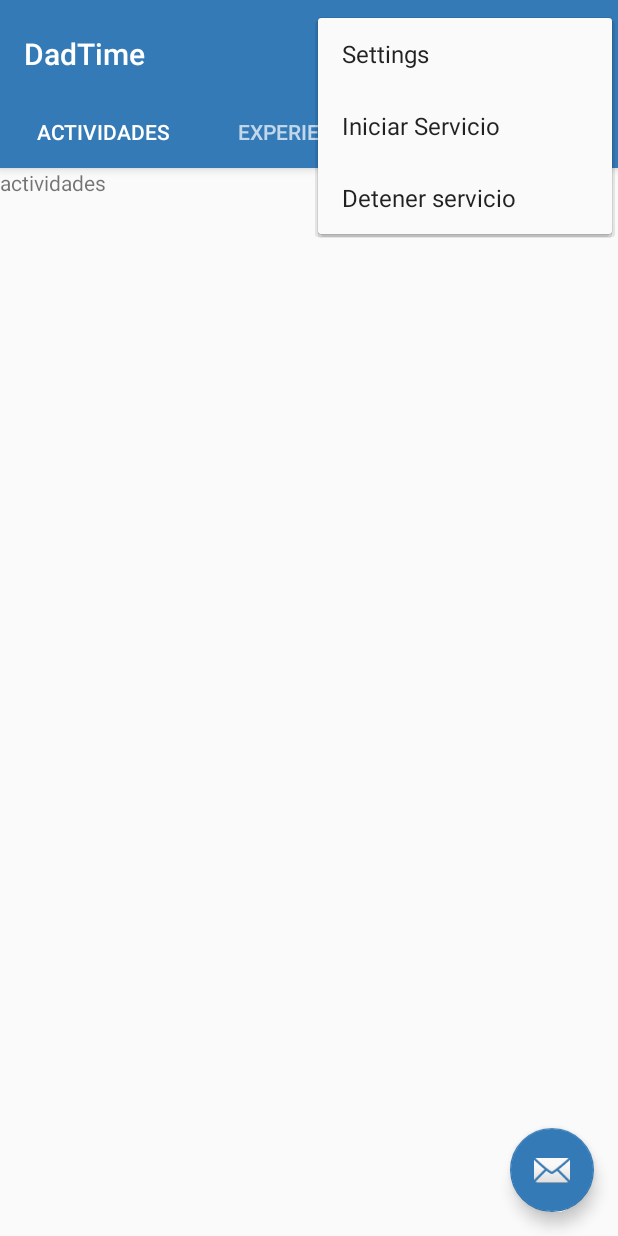
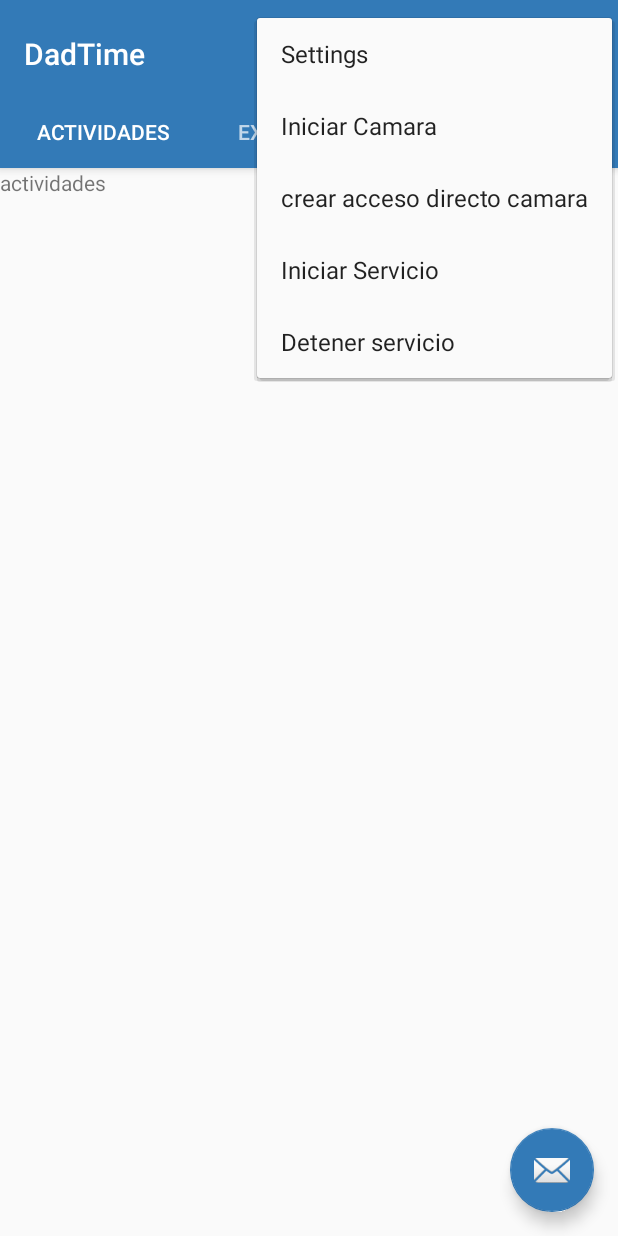
Before and after one commit to cmadrid/ActiveDad, an Android app: the MainActivity screen opened directly, with no data from a screen before it, with the options menu open, on a phone screen of 412 x 824 dp. Run offline under Robolectric (Android 15) with nearby library versions, the phone set to English and light mode, and no system bars.

Commit message:
Avances en uso de camara... todo se inicia por medio del menu de mainActivity

```diff
--- a/app/src/main/java/ec/edu/espol/integradora/dadtime/ServiceBackground.java
+++ b/app/src/main/java/ec/edu/espol/integradora/dadtime/ServiceBackground.java
@@ -30,7 +30,7 @@
 
         if(timer==null) {
             timer = new Timer();
-            //timer.execute();
+            timer.execute();
             Toast.makeText(ServiceBackground.this,"Service Started",Toast.LENGTH_SHORT).show();
         }
         System.out.println(timer.getStatus());
@@ -74,7 +74,7 @@
             intent.putExtra("title",title);
             intent.putExtra("content",content);
             //intent.setFlags(Intent.FLAG_ACTIVITY_EXCLUDE_FROM_RECENTS);
-            intent.setFlags(Intent.FLAG_ACTIVITY_CLEAR_TOP | Intent.FLAG_ACTIVITY_SINGLE_TOP);
+            intent.setFlags(Intent.FLAG_ACTIVITY_CLEAR_TOP | Intent.FLAG_ACTIVITY_SINGLE_TOP | Intent.FLAG_ACTIVITY_CLEAR_TASK);
 
             PendingIntent pIntent = PendingIntent.getActivity(ServiceBackground.super.getApplication(), iUniqueId, intent, 0);
             Notification noti = new Notification.Builder(ServiceBackground.super.getApplication())
--- a/app/src/main/java/ec/edu/espol/integradora/dadtime/TransparentActivity.java
+++ b/app/src/main/java/ec/edu/espol/integradora/dadtime/TransparentActivity.java
@@ -33,8 +33,10 @@
 
 
         if((getIntent().getFlags() & Intent.FLAG_ACTIVITY_LAUNCHED_FROM_HISTORY) !=0)
+        {
             activity.finish();
-
+            startActivity(new Intent(this.context,MainActivity.class));
+        }
         setContentView(R.layout.transparent_activity);
 
 
--- a/app/src/main/res/menu/menu_main.xml
+++ b/app/src/main/res/menu/menu_main.xml
@@ -8,13 +8,23 @@
         android:title="@string/action_settings"
         app:showAsAction="never" />
     <item
+        android:id="@+id/camera_setting"
+        android:orderInCategory="200"
+        android:title="@string/menu_camera"
+        app:showAsAction="never" />
+    <item
+        android:id="@+id/shortcut_setting"
+        android:orderInCategory="201"
+        android:title="crear acceso directo camara"
+        app:showAsAction="never" />
+    <item
         android:id="@+id/start_service"
-        android:orderInCategory="200"
+        android:orderInCategory="300"
         android:title="@string/start_service"
         app:showAsAction="never" />
     <item
         android:id="@+id/stop_service"
-        android:orderInCategory="300"
+        android:orderInCategory="400"
         android:title="@string/stop_service"
         app:showAsAction="never" />
 </menu>
--- a/app/src/main/res/values/strings.xml
+++ b/app/src/main/res/values/strings.xml
@@ -2,6 +2,7 @@
     <string name="app_name">DadTime</string>
     <string name="action_settings">Settings</string>
     <string name="section_format">Hello World from section: %1$s</string>
+    <string name="menu_camera">Iniciar Camara</string>
     <string name="start_service">Iniciar Servicio</string>
     <string name="stop_service">Detener servicio</string>
     <string name="name">Nombre</string>
```
Also changed, not shown: app/src/main/AndroidManifest.xml (+11 -0 lines), app/src/main/java/ec/edu/espol/integradora/dadtime/CameraActivity.java (added, +56 -0 lines), app/src/main/java/ec/edu/espol/integradora/dadtime/MainActivity.java (+86 -0 lines).
